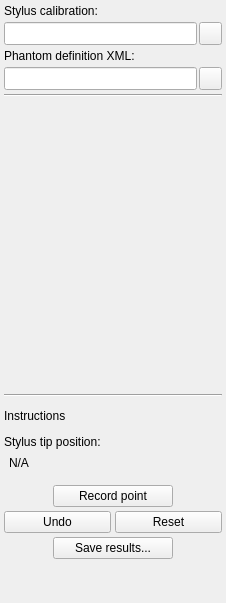
First picture: the form in PlusApp/fCal/Toolboxes/PhantomRegistrationToolbox.ui, repository PlusToolkit/PlusApp, before the edit.
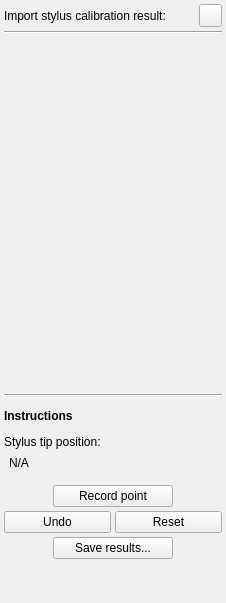
Second picture: the form after the edit. Icons and pictures are not drawn. Custom widgets are drawn as their Qt base class.

Commit message: Fixed #375: Open result buttons changed to import; Open phantom definition function removed from Phantom registration toolbox because it should not change in course of a calibration (can also introduce lots of errors); Bugs fixed related to reset cameras and button states

The edit to the form file:
```diff
--- a/PlusApp/fCal/Toolboxes/PhantomRegistrationToolbox.ui
+++ b/PlusApp/fCal/Toolboxes/PhantomRegistrationToolbox.ui
@@ -38,28 +38,15 @@
    <property name="margin">
     <number>4</number>
    </property>
-   <item>
-    <widget class="QLabel" name="label_StylusCalibration">
-     <property name="text">
-      <string>Stylus calibration:</string>
-     </property>
-    </widget>
-   </item>
    <item>
     <layout class="QHBoxLayout" name="horizontalLayout_3">
      <property name="spacing">
       <number>2</number>
      </property>
      <item>
-      <widget class="QLineEdit" name="lineEdit_StylusCalibration">
-       <property name="sizePolicy">
-        <sizepolicy hsizetype="Preferred" vsizetype="Preferred">
-         <horstretch>0</horstretch>
-         <verstretch>0</verstretch>
-        </sizepolicy>
-       </property>
-       <property name="readOnly">
-        <bool>true</bool>
+      <widget class="QLabel" name="label_StylusCalibration">
+       <property name="text">
+        <string>Import stylus calibration result:</string>
        </property>
       </widget>
      </item>
@@ -88,69 +75,7 @@
        </property>
        <property name="icon">
         <iconset resource="../fCal.qrc">
-         <normaloff>:/icons/CommonWidgets/Resources/icon_OpenFile.png</normaloff>:/icons/CommonWidgets/Resources/icon_OpenFile.png</iconset>
-       </property>
-       <property name="iconSize">
-        <size>
-         <width>16</width>
-         <height>16</height>
-        </size>
-       </property>
-      </widget>
-     </item>
-    </layout>
-   </item>
-   <item>
-    <widget class="QLabel" name="label_PhantomDefinition">
-     <property name="text">
-      <string>Phantom definition XML:</string>
-     </property>
-    </widget>
-   </item>
-   <item>
-    <layout class="QHBoxLayout" name="horizontalLayout">
-     <property name="spacing">
-      <number>2</number>
-     </property>
-     <item>
-      <widget class="QLineEdit" name="lineEdit_PhantomDefinition">
-       <property name="sizePolicy">
-        <sizepolicy hsizetype="Preferred" vsizetype="Preferred">
-         <horstretch>0</horstretch>
-         <verstretch>0</verstretch>
-        </sizepolicy>
-       </property>
-       <property name="readOnly">
-        <bool>true</bool>
-       </property>
-      </widget>
-     </item>
-     <item>
-      <widget class="QPushButton" name="pushButton_OpenPhantomDefinition">
-       <property name="sizePolicy">
-        <sizepolicy hsizetype="Fixed" vsizetype="Fixed">
-         <horstretch>0</horstretch>
-         <verstretch>0</verstretch>
-        </sizepolicy>
-       </property>
-       <property name="minimumSize">
-        <size>
-         <width>23</width>
-         <height>23</height>
-        </size>
-       </property>
-       <property name="maximumSize">
-        <size>
-         <width>23</width>
-         <height>23</height>
-        </size>
-       </property>
-       <property name="text">
-        <string/>
-       </property>
-       <property name="icon">
-        <iconset resource="../fCal.qrc">
-         <normaloff>:/icons/CommonWidgets/Resources/icon_OpenFile.png</normaloff>:/icons/CommonWidgets/Resources/icon_OpenFile.png</iconset>
+         <normaloff>:/icons/Resources/icon_Import.png</normaloff>:/icons/Resources/icon_Import.png</iconset>
        </property>
        <property name="iconSize">
         <size>
@@ -222,6 +147,12 @@
    </item>
    <item>
     <widget class="QLabel" name="label_Instructions">
+     <property name="font">
+      <font>
+       <weight>75</weight>
+       <bold>true</bold>
+      </font>
+     </property>
      <property name="text">
       <string>Instructions</string>
      </property>
```
The commit also changes 8 other files.
